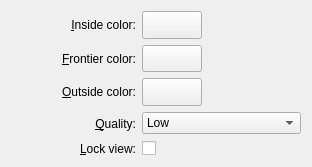
This is wallpapers/mandelbrot/config.ui in KDE/kdeplasma-addons as Qt 5 draws it before an edit. The edited form follows.
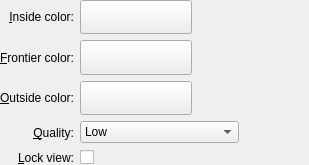
This is the edited form. Custom widgets are drawn as their Qt base class.

Commit message: don't set minimum sizes

The edit to the form file:
```diff
--- a/wallpapers/mandelbrot/config.ui
+++ b/wallpapers/mandelbrot/config.ui
@@ -14,14 +14,11 @@
    <string>Color</string>
   </property>
   <layout class="QGridLayout" name="gridLayout">
+   <property name="margin">
+    <number>0</number>
+   </property>
    <item row="0" column="0">
     <widget class="QLabel" name="label_5">
-     <property name="minimumSize">
-      <size>
-       <width>125</width>
-       <height>0</height>
-      </size>
-     </property>
      <property name="text">
       <string>&amp;Inside color:</string>
      </property>
@@ -72,12 +69,6 @@
    </item>
    <item row="1" column="0">
     <widget class="QLabel" name="label_6">
-     <property name="minimumSize">
-      <size>
-       <width>125</width>
-       <height>0</height>
-      </size>
-     </property>
      <property name="text">
       <string>&amp;Frontier color:</string>
      </property>
@@ -115,12 +106,6 @@
    </item>
    <item row="2" column="0">
     <widget class="QLabel" name="label_7">
-     <property name="minimumSize">
-      <size>
-       <width>125</width>
-       <height>0</height>
-      </size>
-     </property>
      <property name="text">
       <string>&amp;Outside color:</string>
      </property>
@@ -158,12 +143,6 @@
    </item>
    <item row="3" column="0">
     <widget class="QLabel" name="label_8">
-     <property name="minimumSize">
-      <size>
-       <width>125</width>
-       <height>0</height>
-      </size>
-     </property>
      <property name="text">
       <string>&amp;Quality:</string>
      </property>
```
